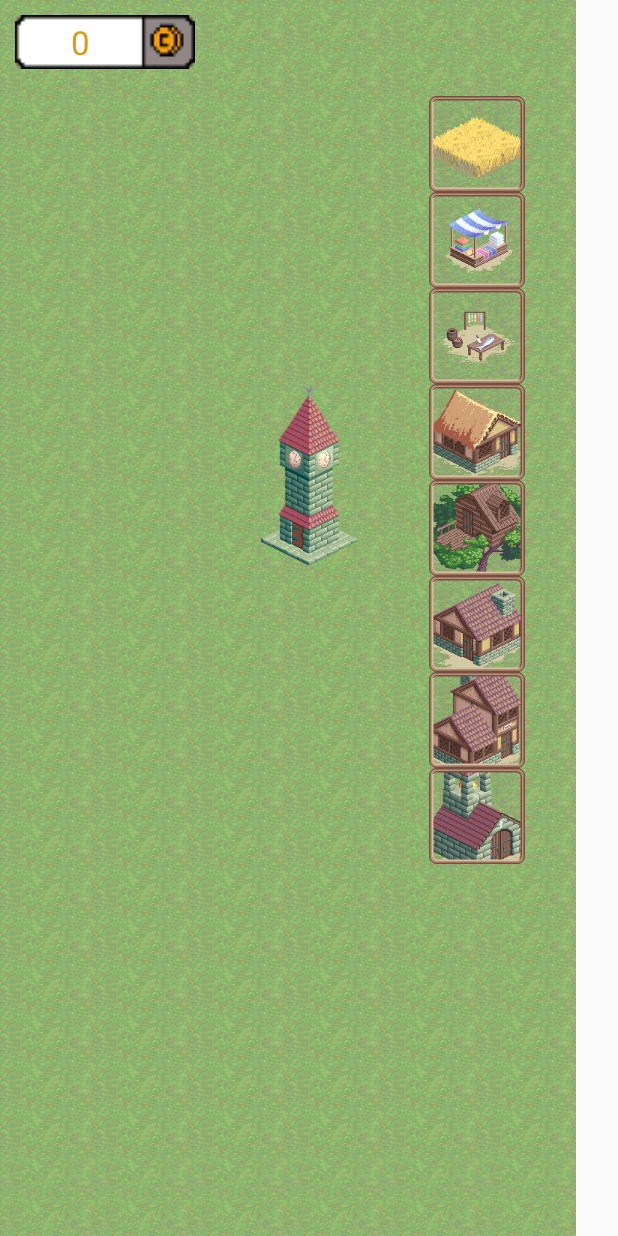
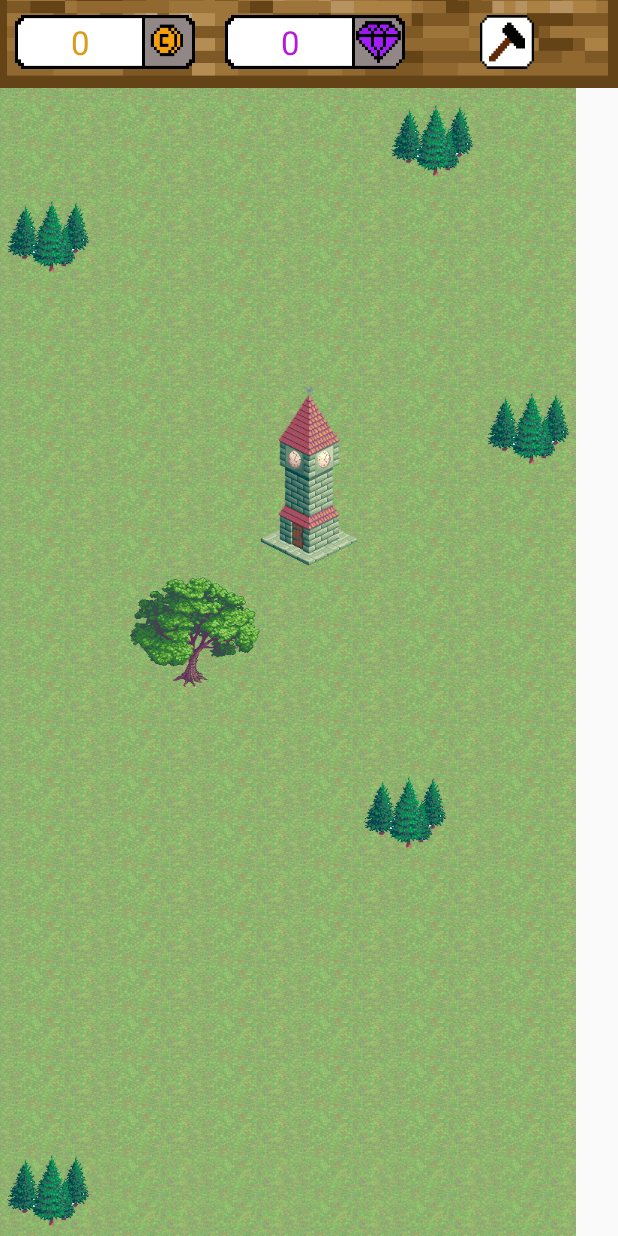
Before and after one commit to danilsizov/CivilCastle, an Android app: the layout activity_main.xml on its own in the app's theme, with its tools: preview values and no code run, on a phone screen of 412 x 824 dp. Run offline under Robolectric (Android 15) with nearby library versions, the phone set to English and light mode, and no system bars.

Commit message:
added main menu

```diff
--- a/app/src/main/AndroidManifest.xml
+++ b/app/src/main/AndroidManifest.xml
@@ -15,6 +15,9 @@
                 <category android:name="android.intent.category.LAUNCHER" />
             </intent-filter>
         </activity>
+
+        <activity android:name=".GameActivity">
+        </activity>
     </application>
 
 </manifest>
--- a/app/src/main/res/layout/activity_main.xml
+++ b/app/src/main/res/layout/activity_main.xml
@@ -736,7 +736,6 @@
         android:id="@+id/imageButton"
         android:adjustViewBounds="false"
         android:background="@mipmap/myclock"
-        android:onClick="myMainClick"
         android:layout_below="@+id/imageView38"
         android:layout_centerHorizontal="true" />
 
@@ -759,7 +758,10 @@
         android:layout_above="@+id/imageView7"
         android:layout_alignParentRight="true"
         android:layout_alignParentEnd="true"
-        android:weightSum="1">
+        android:weightSum="1"
+        android:background="@mipmap/headerbackg"
+        android:layout_marginBottom="5dp"
+        android:id="@+id/linearLayout">
 
         <LinearLayout
             android:orientation="horizontal"
@@ -782,68 +784,104 @@
                     android:layout_gravity="center" />
             </FrameLayout>
         </LinearLayout>
+
+        <LinearLayout
+            android:orientation="horizontal"
+            android:layout_width="120dp"
+            android:layout_height="36dp"
+            android:background="@mipmap/gemsscore"
+            android:layout_margin="10dp" >
+
+            <FrameLayout
+                android:layout_width="88dp"
+                android:layout_height="match_parent" >
+
+                <TextView
+                    android:layout_width="wrap_content"
+                    android:layout_height="wrap_content"
+                    android:textAppearance="?android:attr/textAppearanceLarge"
+                    android:text="0"
+                    android:id="@+id/textView"
+                    android:textColor="#b817dc"
+                    android:layout_gravity="center" />
+            </FrameLayout>
         </LinearLayout>
 
-    <LinearLayout
-        android:orientation="vertical"
-        android:layout_width="match_parent"
-        android:layout_height="match_parent"
-        android:layout_toEndOf="@+id/imageView4"
-        android:layout_below="@+id/imageView5"
-        android:layout_above="@+id/imageView68"
-        android:layout_toRightOf="@+id/imageView4"
-        android:layout_marginLeft="30dp">
+        <ImageButton
+            android:layout_width="36dp"
+            android:layout_height="36dp"
+            android:id="@+id/imageButton2"
+            android:background="@mipmap/hamer"
+            android:layout_marginLeft="40dp"
+            android:layout_marginTop="10dp" />
+    </LinearLayout>
 
-        <ImageButton
+    <ImageView
         android:layout_width="wrap_content"
         android:layout_height="wrap_content"
-            android:id="@+id/imageButton2"
-            android:background="@mipmap/buttonshui"
-            android:layout_below="@+id/imageView5"
-            android:layout_toRightOf="@+id/imageView5"
-            android:layout_toEndOf="@+id/imageView5" />
+        android:id="@+id/imageView79"
+        android:layout_below="@+id/imageView7"
+        android:layout_alignParentLeft="true"
+        android:layout_alignParentStart="true"
+        android:background="@mipmap/firtree" />
 
-        <ImageButton
+    <ImageView
         android:layout_width="wrap_content"
         android:layout_height="wrap_content"
-            android:id="@+id/imageButton3"
-            android:background="@mipmap/buttonsrinok" />
+        android:id="@+id/imageView90"
+        android:background="@mipmap/firtree"
+        android:layout_below="@+id/imageView66"
+        android:layout_toRightOf="@+id/imageButton"
+        android:layout_toEndOf="@+id/imageButton" />
 
-        <ImageButton
+    <ImageView
         android:layout_width="wrap_content"
         android:layout_height="wrap_content"
-            android:id="@+id/imageButton4"
-            android:background="@mipmap/buttonsfish" />
+        android:id="@+id/imageView91"
+        android:background="@mipmap/firtree"
+        android:layout_below="@+id/imageView4"
+        android:layout_toRightOf="@+id/imageView10"
+        android:layout_toEndOf="@+id/imageView10" />
+
+    <ImageView
+        android:layout_width="wrap_content"
+        android:layout_height="wrap_content"
+        android:id="@+id/imageView92"
+        android:background="@mipmap/oaktree"
+        android:layout_alignTop="@+id/imageView17"
+        android:layout_toLeftOf="@+id/imageButton"
+        android:layout_toStartOf="@+id/imageButton" />
+
+    <ImageView
+        android:layout_width="wrap_content"
+        android:layout_height="wrap_content"
+        android:id="@+id/imageView93"
+        android:background="@mipmap/firtree"
+        android:layout_below="@+id/imageView74"
+        android:layout_toRightOf="@+id/imageView62"
+        android:layout_toEndOf="@+id/imageView62" />
+
+    <ImageView
+        android:layout_width="wrap_content"
+        android:layout_height="wrap_content"
+        android:id="@+id/imageView94"
+        android:background="@mipmap/firtree"
+        android:layout_alignParentBottom="true"
+        android:layout_alignParentLeft="true"
+        android:layout_alignParentStart="true" />
 
     <ImageButton
         android:layout_width="wrap_content"
         android:layout_height="wrap_content"
         android:id="@+id/imageButton5"
-            android:background="@mipmap/buttonsfermerhome" />
+        android:layout_below="@+id/linearLayout"
+        android:layout_alignParentLeft="true"
+        android:layout_alignParentStart="true"
+        android:layout_alignParentBottom="true"
+        android:layout_alignParentRight="true"
+        android:layout_alignParentEnd="true"
+        android:alpha="0"
+        android:onClick="myMainClick" />
 
-        <ImageButton
-            android:layout_width="wrap_content"
-            android:layout_height="wrap_content"
-            android:id="@+id/imageButton6"
-            android:background="@mipmap/buttonstreeshome" />
-
-        <ImageButton
-            android:layout_width="wrap_content"
-            android:layout_height="wrap_content"
-            android:id="@+id/imageButton7"
-            android:background="@mipmap/buttonsgoodhouse" />
-
-        <ImageButton
-            android:layout_width="wrap_content"
-            android:layout_height="wrap_content"
-            android:id="@+id/imageButton8"
-            android:background="@mipmap/buttonsbighouse" />
-
-        <ImageButton
-            android:layout_width="wrap_content"
-            android:layout_height="wrap_content"
-            android:id="@+id/imageButton9"
-            android:background="@mipmap/buttonscherche" />
-    </LinearLayout>
 
 </RelativeLayout>
```
Also changed, not shown: app/src/main/java/com/example/goo/civilcastle/GameActivity.java (added, +47 -0 lines), app/src/main/java/com/example/goo/civilcastle/MainActivity.java (+18 -8 lines), app/src/main/res/layout/custom_layout.xml (added, +13 -0 lines), app/src/main/res/layout/menu_activity.xml (added, +30 -0 lines), app/src/main/res/mipmap-xhdpi/coinplus.png (added), app/src/main/res/mipmap-xhdpi/coinsscore.png, app/src/main/res/mipmap-xhdpi/exitlight.png (added), app/src/main/res/mipmap-xhdpi/firtree.png (added), app/src/main/res/mipmap-xhdpi/gemsscore.png (added), app/src/main/res/mipmap-xhdpi/hamer.png (added), app/src/main/res/mipmap-xhdpi/headerbackg.png (added), app/src/main/res/mipmap-xhdpi/menu.png (added), app/src/main/res/mipmap-xhdpi/oaktree.png, app/src/main/res/mipmap-xhdpi/pause.png (added), 1 more files. Lines whose indentation alone changed are shown as unchanged.
